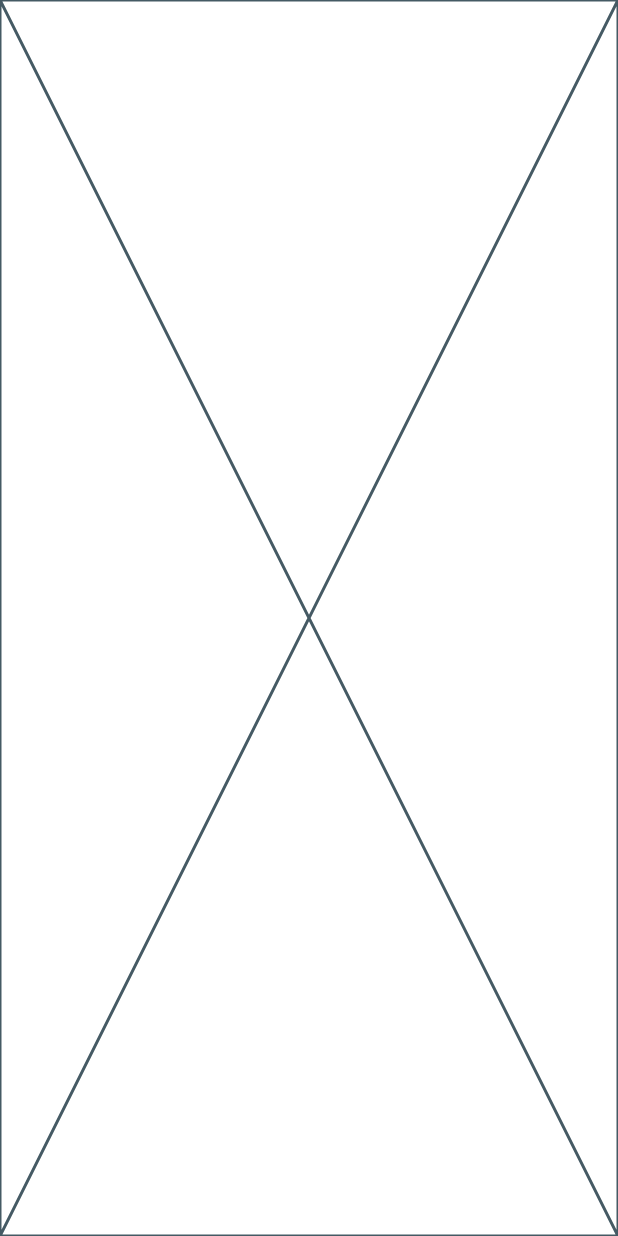
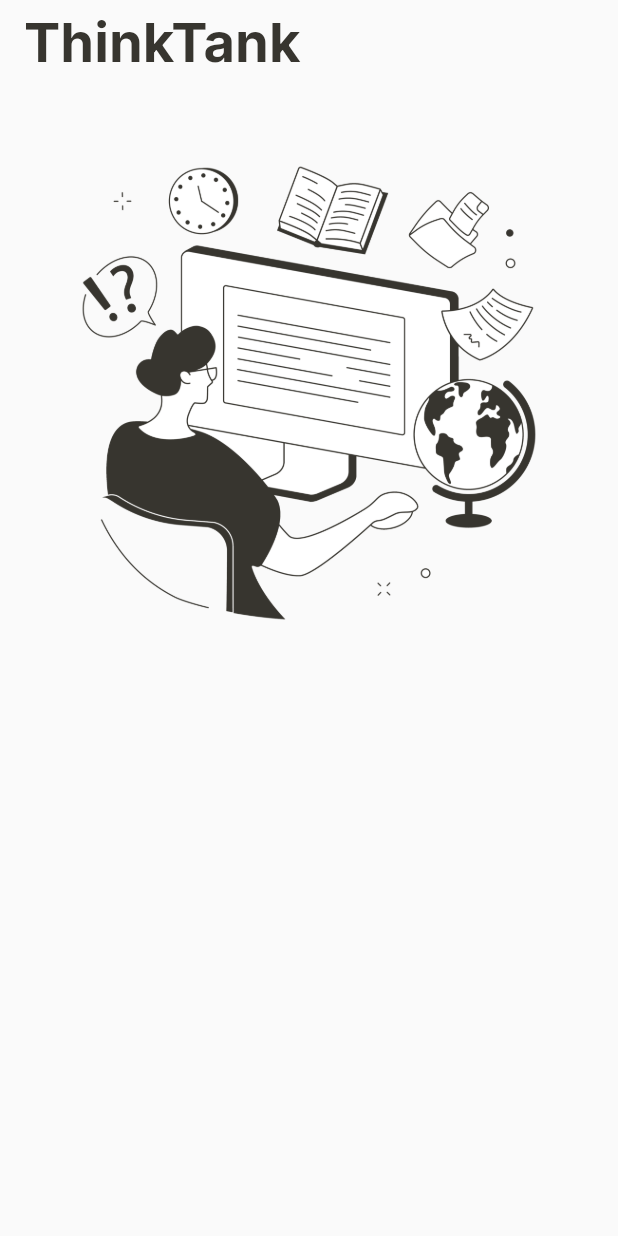
Before and after one commit to selinarslann/F-42-bootcamp, a Flutter app: the screen it shows after launch, on a phone screen of 412 x 824 dp. Run offline on Flutter 3.47's test engine with Material 2 defaults, Android fonts, the phone set to English and light mode, and no system bars; our stand-ins replace google_fonts.

Commit message:
Güncel durum

```diff
--- a/lib/main.dart
+++ b/lib/main.dart
@@ -1,5 +1,6 @@
 import 'package:flutter/material.dart';
 import 'package:thinktank/pages/home_page.dart';
+import 'package:thinktank/pages/splashPages/splash_page_1.dart';
 
 void main() {
   runApp(const MainApp());
@@ -11,6 +12,6 @@ class MainApp extends StatelessWidget {
   @override
   Widget build(BuildContext context) {
     return const MaterialApp(
-        debugShowCheckedModeBanner: false, home: HomePage());
+        debugShowCheckedModeBanner: false, home: SplashPageOne());
   }
 }
--- a/lib/pages/home_page.dart
+++ b/lib/pages/home_page.dart
@@ -5,6 +5,10 @@ class HomePage extends StatelessWidget {
 
   @override
   Widget build(BuildContext context) {
-    return const Placeholder();
+    return const SafeArea(
+        child: Scaffold(
+            body: Center(
+      child: Text('Think Tank'),
+    )));
   }
 }
--- /dev/null
+++ b/lib/pages/splashPages/splash_page_1.dart
@@ -0,0 +1,33 @@
+import 'package:flutter/material.dart';
+import 'package:google_fonts/google_fonts.dart';
+
+class SplashPageOne extends StatelessWidget {
+  const SplashPageOne({super.key});
+
+  @override
+  Widget build(BuildContext context) {
+    double mHeight = MediaQuery.of(context).size.height;
+    double mWidth = MediaQuery.of(context).size.width;
+    return Scaffold(
+      appBar: AppBar(
+        title: Text(
+          'ThinkTank',
+          style: GoogleFonts.inter(
+            fontWeight: FontWeight.bold,
+            fontSize: mHeight * 0.044,
+            color: const Color(0xFF37352f),
+          ),
+        ),
+        backgroundColor: Colors.transparent,
+        elevation: 0,
+      ),
+      body: Center(
+        child: Column(
+          children: [
+            Image.asset('assets/images/image_1.png'),
+          ],
+        ),
+      ),
+    );
+  }
+}
```
Also changed, not shown: pubspec.yaml (+5 -3 lines), assets/images/image_1.png (added), pubspec.lock, 10 other files.
